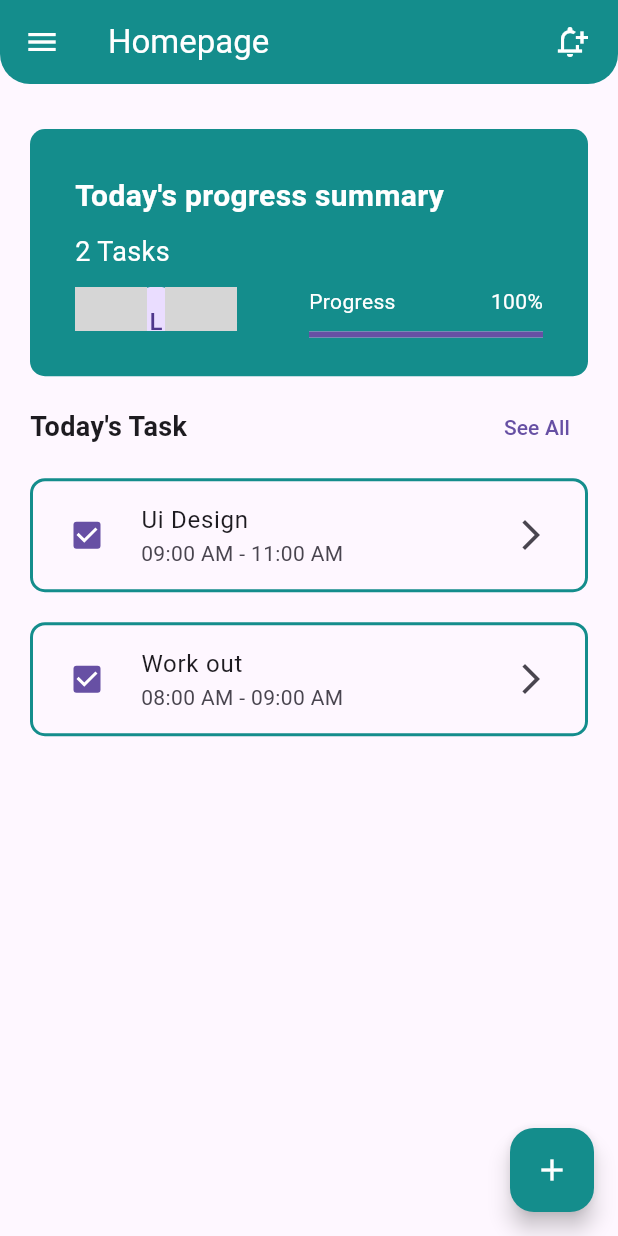
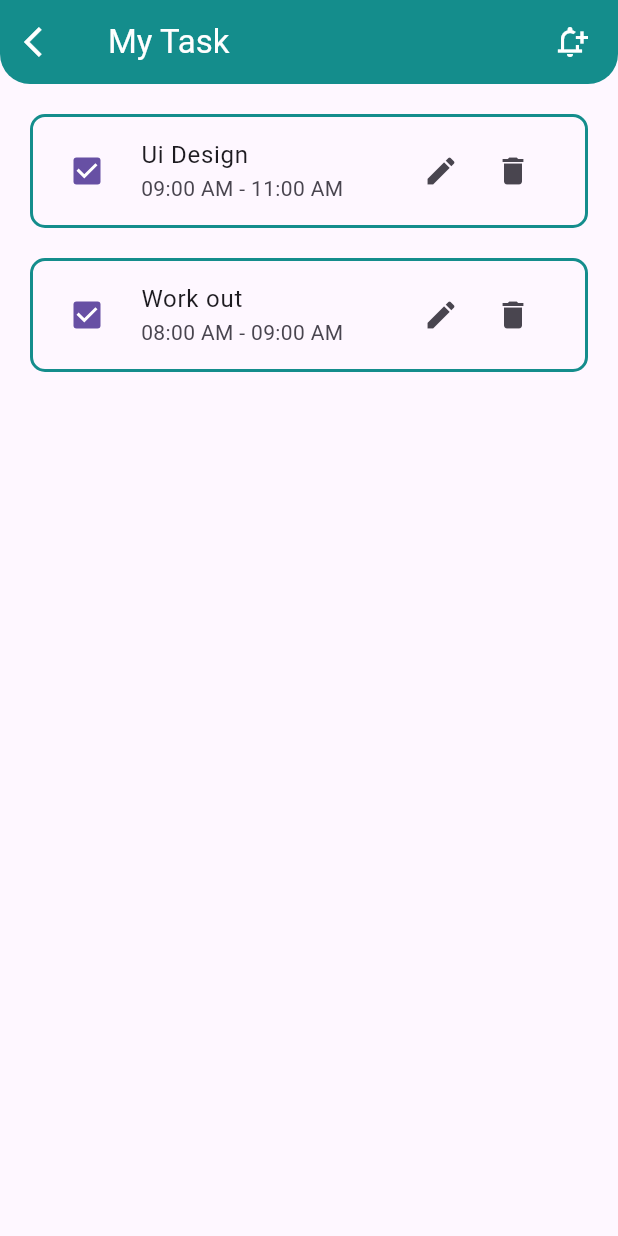
Before and after one commit to Luckystartech/class5_app, a Flutter app: the HomePage screen opened directly, after a tap on "See All", on a phone screen of 412 x 824 dp. Run offline on Flutter 3.47's test engine with Material 3 defaults, Android fonts, the phone set to English and light mode, and no system bars; our stand-ins replace flutter_riverpod; network calls fail; grey boxes are pictures that could not be loaded.

Commit message:
fourth-class

```diff
--- a/lib/main.dart
+++ b/lib/main.dart
@@ -1,8 +1,9 @@
 import 'package:flutter/material.dart';
 import 'package:class5_app/screens/homepage.dart';
+import 'package:flutter_riverpod/flutter_riverpod.dart';
 
 void main() {
-  runApp(const TodoApp());
+  runApp(const ProviderScope(child: TodoApp()));
 }
 
 class TodoApp extends StatelessWidget {
--- /dev/null
+++ b/lib/provider/color_provider.dart
@@ -0,0 +1,6 @@
+import 'package:flutter/material.dart';
+import 'package:flutter_riverpod/flutter_riverpod.dart';
+
+final colorProvider = Provider<Color>((ref) {
+  return const Color(0xFF148d8c);
+});
--- a/lib/screens/homepage.dart
+++ b/lib/screens/homepage.dart
@@ -1,23 +1,23 @@
+import 'package:class5_app/model/todo.dart';
+import 'package:class5_app/provider/color_provider.dart';
+import 'package:class5_app/provider/todos_provider.dart';
+import 'package:class5_app/screens/tasks.dart';
 import 'package:flutter/material.dart';
 import 'package:class5_app/widgets/banner.dart';
-import 'package:class5_app/data/dummy_data.dart';
+// import 'package:class5_app/data/dummy_data.dart';
 import 'package:class5_app/screens/edit_task.dart';
+import 'package:flutter_riverpod/flutter_riverpod.dart';
 
-const kPrimaryColor = Color(0xFF148d8c);
+class HomePage extends ConsumerWidget {
+  const HomePage({super.key});
+    @override
+  Widget build(BuildContext context, WidgetRef ref) {
+    Color kPrimaryColor = ref.watch(colorProvider);
+    List<Todo> todos = ref.watch(todosProvider);
 
-class HomePage extends StatefulWidget {
-  const HomePage({super.key});
-
-  @override
-  State<HomePage> createState() => _HomePageState();
-}
-
-class _HomePageState extends State<HomePage> {
-  bool isCompleted = false;
-
-  @override
-  Widget build(BuildContext context) {
-    double progressValue = todos.where((todo) {
+    double progressValue = todos.isEmpty
+        ? 0
+        : todos.where((todo) {
               return todo.isCompleted == true;
             }).length /
             todos.length;
@@ -55,14 +55,23 @@ class _HomePageState extends State<HomePage> {
                 style: TextStyle(fontSize: 18, fontWeight: FontWeight.bold),
               ),
               TextButton(
-                onPressed: () {},
+                onPressed: () {
+                  Navigator.of(context)
+                      .push(MaterialPageRoute(builder: (context) {
+                    return const Tasks();
+                  }));
+                },
                 child: const Text('See All'),
               )
             ],
           ),
           const SizedBox(height: 10),
           Expanded(
-            child: ListView.builder(
+            child: todos.isEmpty
+                ? const Center(
+                    child: Text('No Task Found'),
+                  )
+                : ListView.builder(
                     itemCount: todos.length,
                     itemBuilder: (context, index) {
                       return Container(
@@ -74,14 +83,18 @@ class _HomePageState extends State<HomePage> {
                               '${todos[index].startTime} - ${todos[index].endTime}'),
                           secondary: const Icon(Icons.arrow_forward_ios),
                           onChanged: (value) {
-                      setState(() {
+                            // setState(() {
                               todos[index].isCompleted = value!;
-                      });
+                              ref.read(todosProvider.notifier).insertAtIndex(todos[index]);
+                            // });
                           },
                           controlAffinity: ListTileControlAffinity.leading,
                           shape: RoundedRectangleBorder(
                             borderRadius: BorderRadius.circular(10),
-                      side: const BorderSide(width: 2, color: kPrimaryColor),
+                            side: BorderSide(
+                              width: 2,
+                              color: kPrimaryColor,
+                            ),
                           ),
                         ),
                       );
--- /dev/null
+++ b/lib/screens/tasks.dart
@@ -0,0 +1,113 @@
+// import 'package:class5_app/data/dummy_data.dart';
+import 'package:class5_app/model/todo.dart';
+import 'package:class5_app/provider/color_provider.dart';
+import 'package:class5_app/provider/todos_provider.dart';
+import 'package:class5_app/screens/edit_task.dart';
+import 'package:class5_app/screens/homepage.dart';
+import 'package:flutter/material.dart';
+import 'package:flutter_riverpod/flutter_riverpod.dart';
+
+class Tasks extends ConsumerWidget {
+  const Tasks({super.key});
+
+  @override
+  Widget build(BuildContext context, WidgetRef ref) {
+    Color kPrimaryColor = ref.watch(colorProvider);
+    List<Todo> todos = ref.watch(todosProvider);
+
+    // Delete Task
+    void onDelete(Todo task) {
+          ref.read(todosProvider.notifier).deleteTask(task);
+
+      ScaffoldMessenger.of(context).showSnackBar(
+        SnackBar(
+          duration: const Duration(milliseconds: 30),
+          backgroundColor: kPrimaryColor,
+          content: const Text('Delete Successfully'),
+        ),
+      );
+    }
+
+    // Edit Task
+    void onEdit(Todo task) {
+      Navigator.of(context).push(MaterialPageRoute(builder: (context) {
+        return EditTaskScreen(
+          task: task,
+          taskIndex: todos.indexOf(task),
+        );
+      }));
+    }
+
+    return Scaffold(
+      appBar: AppBar(
+        title: const Text('My Task'),
+        leading: IconButton(
+          onPressed: () {
+            Navigator.of(context).push(MaterialPageRoute(builder: (context) {
+              return const HomePage();
+            }));
+          },
+          icon: const Icon(Icons.arrow_back_ios),
+        ),
+        actions: const [
+          Padding(
+            padding: EdgeInsets.only(right: 20),
+            child: Icon(Icons.notification_add_outlined),
+          )
+        ],
+        backgroundColor: kPrimaryColor,
+        shape: const RoundedRectangleBorder(
+          borderRadius: BorderRadius.vertical(bottom: Radius.circular(20)),
+        ),
+        foregroundColor: Colors.white,
+      ),
+      body: Padding(
+        padding: const EdgeInsets.symmetric(horizontal: 20.0, vertical: 20),
+        child: todos.isEmpty
+            ? const Center(
+                child: Text('No Task found'),
+              )
+            : ListView.builder(
+                itemCount: todos.length,
+                itemBuilder: (context, index) {
+                  return Container(
+                    margin: const EdgeInsets.only(bottom: 20),
+                    child: CheckboxListTile(
+                      value: todos[index].isCompleted,
+                      title: Text(todos[index].taskName),
+                      subtitle: Text(
+                          '${todos[index].startTime} - ${todos[index].endTime}'),
+                      secondary: Row(
+                        mainAxisSize: MainAxisSize.min,
+                        children: [
+                          IconButton(
+                            onPressed: () {
+                              onEdit(todos[index]);
+                            },
+                            icon: const Icon(Icons.edit),
+                          ),
+                          IconButton(
+                            onPressed: () {
+                              onDelete(todos[index]);
+                            },
+                            icon: const Icon(Icons.delete),
+                          ),
+                        ],
+                      ),
+                      onChanged: (value) {
+                          todos[index].isCompleted = value!;
+                          ref.read(todosProvider.notifier).insertAtIndex(todos[index]);
+                      },
+                      controlAffinity: ListTileControlAffinity.leading,
+                      shape: RoundedRectangleBorder(
+                        borderRadius: BorderRadius.circular(10),
+                        side: BorderSide(width: 2, color: kPrimaryColor),
+                      ),
+                    ),
+                  );
+                },
+              ),
+      ),
+    );
+  }
+}
--- a/lib/widgets/banner.dart
+++ b/lib/widgets/banner.dart
@@ -1,8 +1,8 @@
+import 'package:class5_app/provider/color_provider.dart';
 import 'package:flutter/material.dart';
+import 'package:flutter_riverpod/flutter_riverpod.dart';
 
-const kPrimaryColor = Color(0xFF148d8c);
-
-class BannerWidget extends StatelessWidget {
+class BannerWidget extends ConsumerWidget {
   const BannerWidget({
     super.key,
     required this.totalTasks,
@@ -13,7 +13,8 @@ class BannerWidget extends StatelessWidget {
   final double progressIndicatorValue;
 
   @override
-  Widget build(BuildContext context) {
+  Widget build(BuildContext context, WidgetRef ref) {
+    Color kPrimaryColor = ref.watch(colorProvider);
     return Container(
       width: double.infinity,
       height: MediaQuery.of(context).size.height * 0.2,
@@ -59,7 +60,8 @@ class BannerWidget extends StatelessWidget {
                           left: 0,
                           child: CircleAvatar(
                             backgroundImage: NetworkImage(
-                                'https://images.unsplash.com/photo-1620000617482-821324eb9a14', scale: 0.01),
+                                'https://images.unsplash.com/photo-1620000617482-821324eb9a14',
+                                scale: 0.01),
                             child: Text('L'),
                             radius: 24,
                           )),
--- a/pubspec.yaml
+++ b/pubspec.yaml
@@ -36,6 +36,7 @@ dependencies:
   # Use with the CupertinoIcons class for iOS style icons.
   cupertino_icons: ^1.0.6
   intl: ^0.19.0
+  flutter_riverpod: ^2.5.1
 
 dev_dependencies:
   flutter_test:
```
Also changed, not shown: lib/provider/todos_provider.dart (added, +49 -0 lines), lib/screens/edit_task.dart (+46 -14 lines), pubspec.lock. Lines whose indentation alone changed are shown as unchanged.
